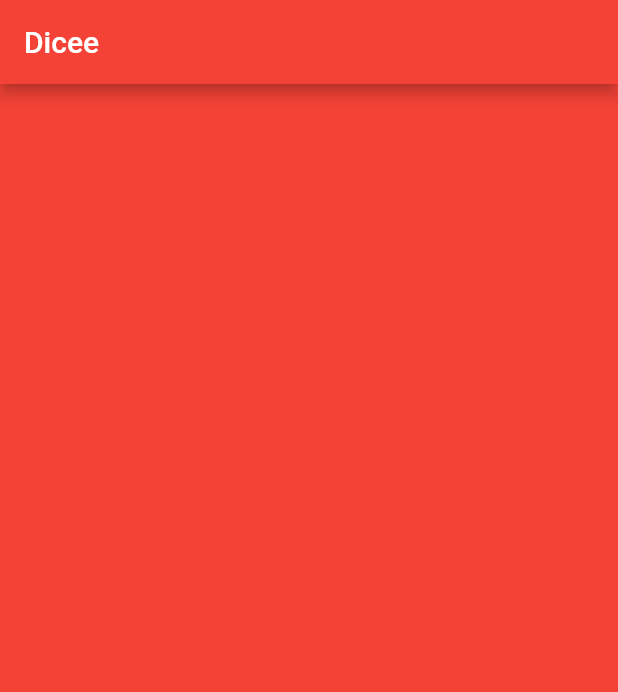
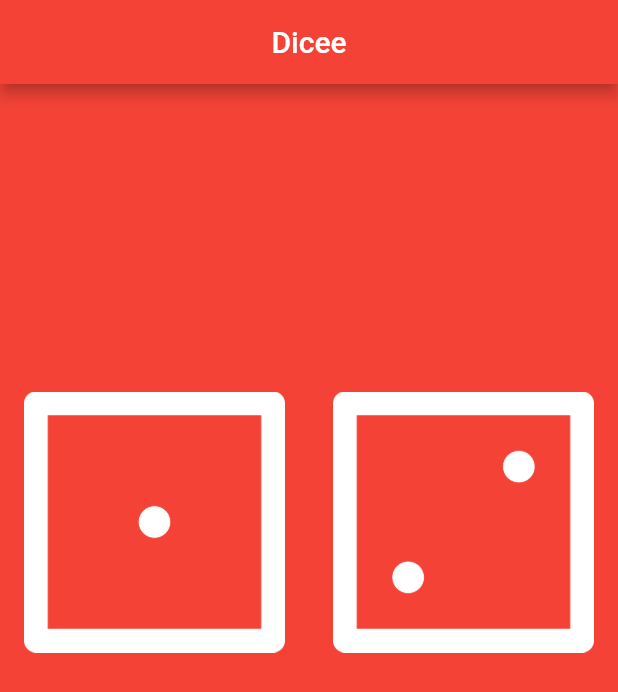
Before and after one commit to caaguirre194/test-flutter, a Flutter app: the screen it shows after launch, on a phone screen of 412 x 824 dp. Shown: the top 692 px of the screen. Run offline on Flutter 3.47's test engine with Material 2 defaults, Android fonts, the phone set to English and light mode, and no system bars.

Commit message:
Se modifica interfaz grafica dicee

```diff
--- a/dicee-flutter/lib/main.dart
+++ b/dicee-flutter/lib/main.dart
@@ -1,3 +1,4 @@
+import 'package:flutter/cupertino.dart';
 import 'package:flutter/material.dart';
 
 void main() {
@@ -6,7 +7,9 @@ void main() {
       home: Scaffold(
         backgroundColor: Colors.red,
         appBar: AppBar(
-          title: Text('Dicee'),
+          title: Center(
+            child: Text('Dicee'),
+          ),
           backgroundColor: Colors.red,
         ),
         body: DicePage(),
@@ -18,6 +21,30 @@ void main() {
 class DicePage extends StatelessWidget {
   @override
   Widget build(BuildContext context) {
-    return Container();
+    var Dleft = 1;
+    var Dright = 2;
+    return Padding(
+      padding: const EdgeInsets.only(top: 205.0),
+      child: Row(
+        children: <Widget>[
+          Expanded(
+            child: FlatButton(
+              onPressed: () {
+                print("Left button got pressed.");
+              },
+              child: Image.asset('images/dice$Dleft.png'),
+            ),
+          ),
+          Expanded(
+            child: FlatButton(
+              onPressed: () {
+                print("Right button got pressed.");
+              },
+              child: Image.asset('images/dice$Dright.png'),
+            ),
+          ),
+        ],
+      ),
+    );
   }
 }
```
